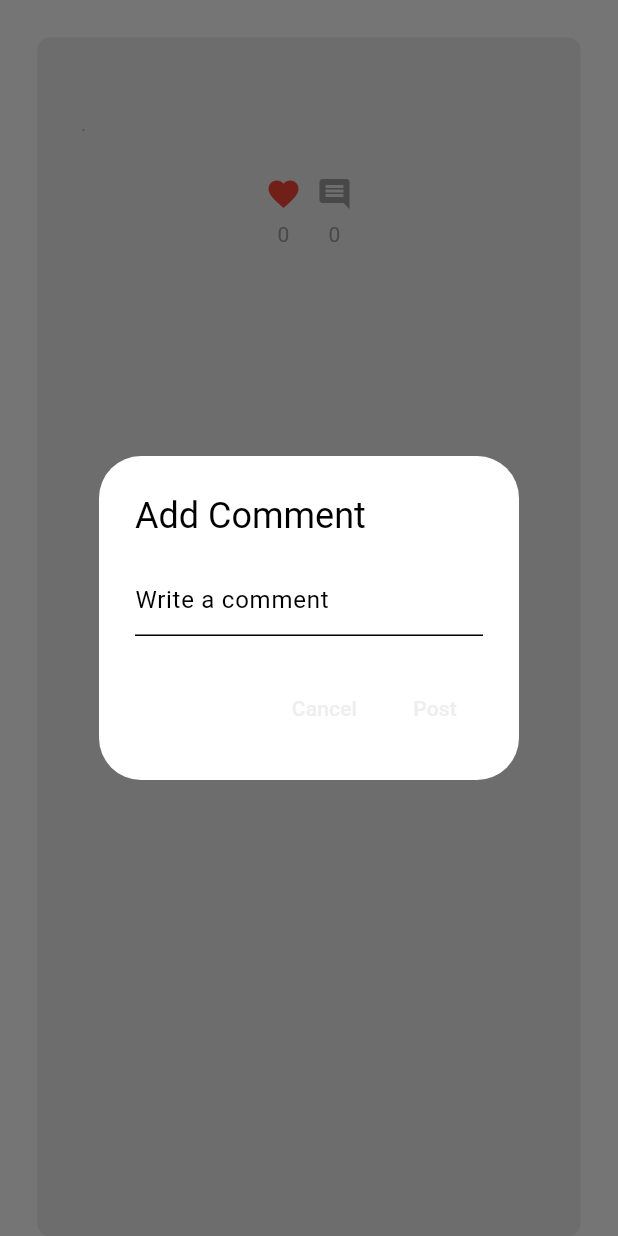
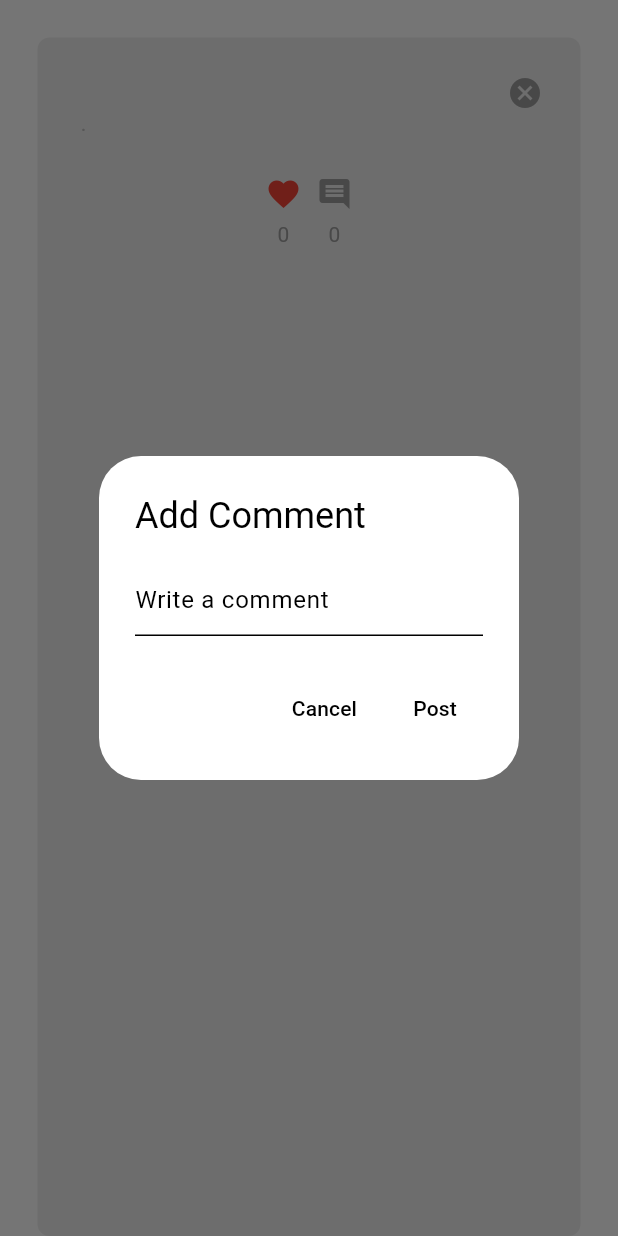
Before and after one commit to wiredtilldawn/need, a Flutter app: the WallPost widget shown alone on an empty page, opened directly with empty values, after a tap on the "favorite outline" icon, after a tap on the "comment" icon, on a phone screen of 412 x 824 dp. Run offline on Flutter 3.47's test engine with Material 3 defaults, Android fonts, the phone set to English and light mode, and no system bars; our stand-ins replace cloud_firestore, firebase_auth, firebase_core; accounts and stored records are empty; network calls fail.

Commit message:
Developed, Initial Phase

```diff
--- a/lib/auth/auth.dart
+++ b/lib/auth/auth.dart
@@ -8,6 +8,7 @@ import 'package:provider/provider.dart';
 
 import '../helper/theme_provider.dart';
 import '../pages/home_page.dart';
+import '../pages/profile_page.dart';
 import '../theme/dark_theme.dart';
 import '../theme/light_theme.dart';
 
--- /dev/null
+++ b/lib/components/delete_button.dart
@@ -0,0 +1,18 @@
+import 'package:flutter/material.dart';
+import 'package:provider/provider.dart';
+import 'package:need/helper/theme_provider.dart';
+import '../theme/dark_theme.dart';
+import '../theme/light_theme.dart';
+
+class DeleteButton extends StatelessWidget {
+  final void Function()? onTap;
+  const DeleteButton({super.key, required this.onTap});
+
+  @override
+  Widget build(BuildContext context) {
+    return GestureDetector(
+      onTap: onTap,
+      child: Icon(Icons.cancel, color: Colors.grey,),
+    );
+  }
+}
--- a/lib/components/wall_post.dart
+++ b/lib/components/wall_post.dart
@@ -5,6 +5,7 @@ import 'package:need/components/comment_button.dart';
 import 'package:need/helper/helper_methods.dart';
 import 'comment.dart';
 import 'package:need/components/like_button.dart';
+import 'delete_button.dart';
 
 class WallPost extends StatefulWidget {
   final String message;
@@ -82,10 +83,39 @@ class _WallPostState extends State<WallPost> {
 
       actions: [
         //cancel button
-        TextButton(onPressed: () { Navigator.pop(context); commentTextController.clear();}, child: Text("Cancel"),),
+        TextButton(onPressed: () { Navigator.pop(context); commentTextController.clear();}, child: Text("Cancel",  style: TextStyle(color: Theme.of(context).colorScheme.tertiary),),),
 
         //Post button
-        TextButton(onPressed: () { addComment(commentTextController.text); Navigator.pop(context); commentTextController.clear();}, child: Text("Post"),),
+        TextButton(onPressed: () { addComment(commentTextController.text); Navigator.pop(context); commentTextController.clear();}, child: Text("Post",  style: TextStyle(color: Theme.of(context).colorScheme.tertiary),),),
+
+      ],
+    ),);
+  }
+
+  //delete post
+  void deletePost(){
+    //show a dialog box asking for confirmation
+    showDialog(context: context, builder: (context) => AlertDialog(
+      title: const Text("Delete Post"),
+      content: const Text("Are you sure you want to delete this post?"),
+      actions: [
+        //cancel button
+          TextButton(onPressed: () => Navigator.pop(context), child: Text("Cancel",  style: TextStyle(color: Theme.of(context).colorScheme.tertiary),),),
+
+        //delete button
+          TextButton(
+            onPressed: () async {
+            // Implement the deletion logic here
+              final commentDocs = await FirebaseFirestore.instance.collection("UserPost").doc(widget.postId).collection("Comments").get();
+               for(var doc in commentDocs.docs) {
+                 await FirebaseFirestore.instance.collection("UserPost").doc(widget.postId).collection("Comments").doc(doc.id).delete();
+               }
+
+               FirebaseFirestore.instance.collection("UserPost").doc(widget.postId).delete().then((value) => print("Post Deleted")).catchError((error) => print("Failed to delete post: $error"));
+
+               Navigator.pop(context);
+               },   child: Text("Delete", style: TextStyle(color: Theme.of(context).colorScheme.tertiary),),
+             ),
       ],
     ),);
   }
@@ -104,6 +134,11 @@ class _WallPostState extends State<WallPost> {
         crossAxisAlignment: CrossAxisAlignment.start,
         children: [
           //need post
+          Row(
+            mainAxisAlignment: MainAxisAlignment.spaceBetween,
+            crossAxisAlignment: CrossAxisAlignment.start,
+            children: [
+              //group of texts
               Column(
                 crossAxisAlignment: CrossAxisAlignment.start,
                 children: [
@@ -118,6 +153,13 @@ class _WallPostState extends State<WallPost> {
                       Text(widget.time, style: TextStyle(color: Colors.grey[400]),),
                     ],
                   ),
+                ],
+              ),
+
+              //delete button
+              if(widget.user == currentUser.email)
+               DeleteButton(onTap: deletePost,)
+
             ],
           ),
 
--- a/lib/main.dart
+++ b/lib/main.dart
@@ -2,6 +2,8 @@ import 'package:firebase_core/firebase_core.dart';
 import 'package:flutter/material.dart';
 import 'package:need/auth/login_or_register.dart';
 import 'package:need/firebase_options.dart';
+import 'package:need/pages/home_page.dart';
+import 'package:need/pages/profile_page.dart';
 import 'package:need/theme/dark_theme.dart';
 import 'package:need/theme/light_theme.dart';
 import 'package:provider/provider.dart';
--- a/lib/pages/home_page.dart
+++ b/lib/pages/home_page.dart
@@ -68,6 +68,10 @@ class _HomePageState extends State<HomePage> {
               debugShowCheckedModeBanner: false,
               themeMode: themeProvider.isDarkMode ? ThemeMode.dark : ThemeMode.light,
               home: const ProfilePage(),
+              routes: {
+                '/home': (context) => HomePage(),
+                '/profile': (context) => ProfilePage(),
+              },
             ),
           ),
         ),
--- a/lib/theme/dark_theme.dart
+++ b/lib/theme/dark_theme.dart
@@ -13,5 +13,8 @@ ThemeData darkTheme = ThemeData(
     primary: Colors.grey[900]!,
     secondary: Colors.grey[800]!,
     tertiary: Colors.white,
-  )
+  ),
+
+    textButtonTheme: TextButtonThemeData(style: TextButton.styleFrom(foregroundColor: Colors.black))
+
 );
--- a/lib/theme/light_theme.dart
+++ b/lib/theme/light_theme.dart
@@ -14,5 +14,7 @@ ThemeData lightTheme = ThemeData(
     secondary: Colors.grey[300]!,
     tertiary: Colors.black,
 
-  )
+  ),
+
+  textButtonTheme: TextButtonThemeData(style: TextButton.styleFrom(foregroundColor: Colors.black))
 );
```
Also changed, not shown: lib/pages/profile_page.dart (+3 -5 lines). Lines whose indentation alone changed are shown as unchanged.
